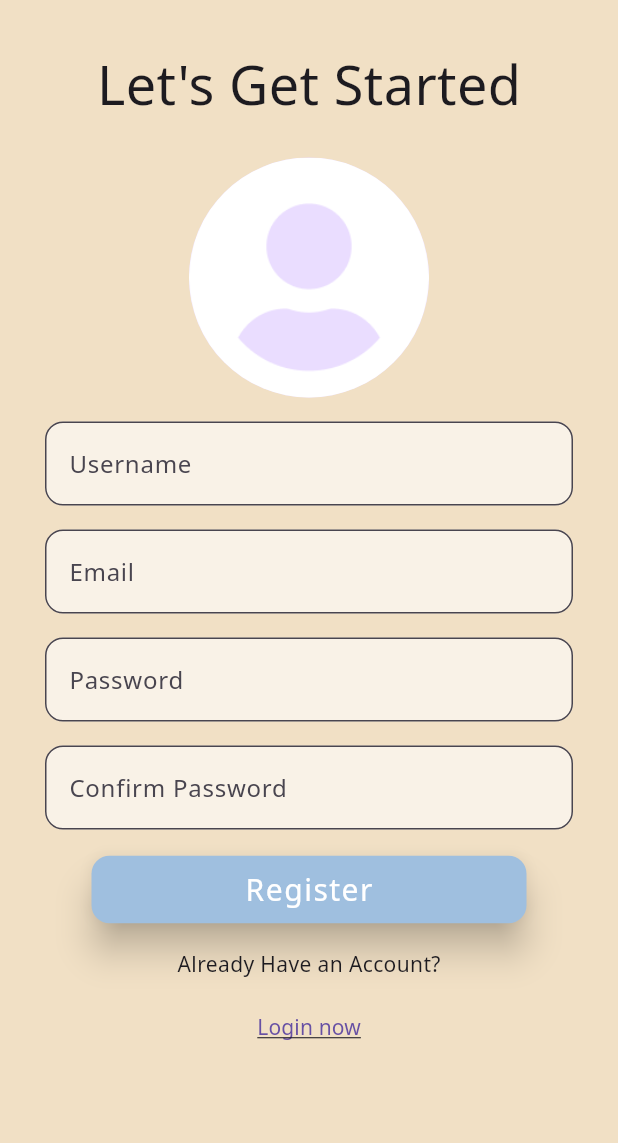
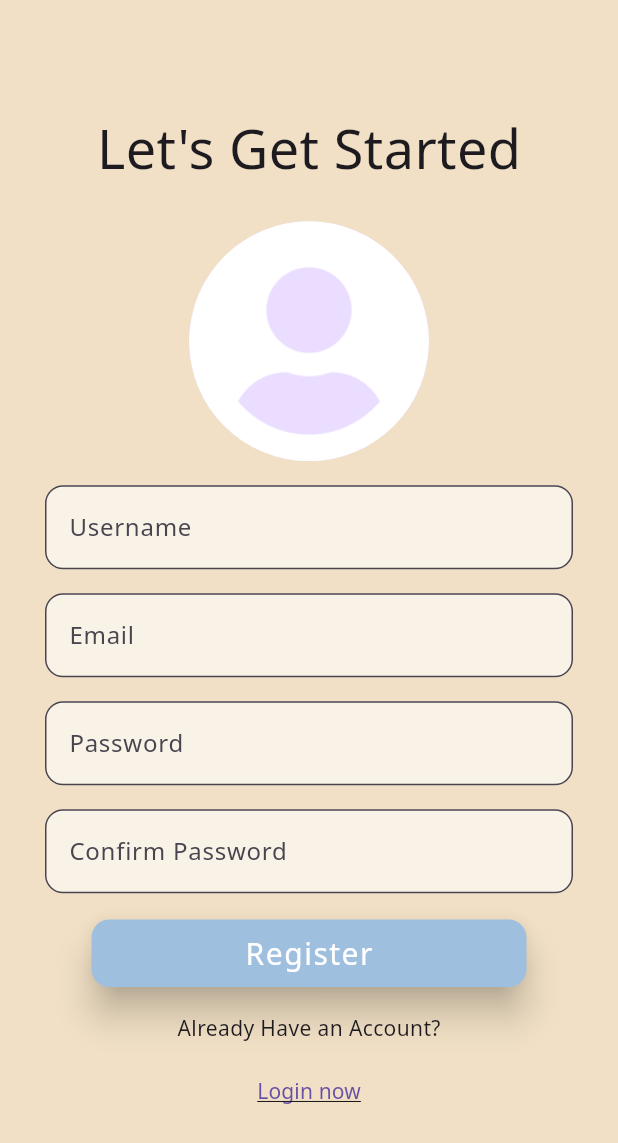
Before and after one commit to ujaann/kitchening, a Flutter app: the screen it shows after launch, after a tap on "Continue", after a tap on "Register now", on a phone screen of 412 x 824 dp. Shown: the top 1143 px of the screen. Run offline on Flutter 3.47's test engine with Material 3 defaults, Android fonts, the phone set to English and light mode, and no system bars; our stand-ins replace bloc, dio, equatable, flutter_bloc, fpdart, get_it and 6 more; accounts and stored records are empty.

Commit message:
Added login code for api and fixed register event not using imageName

```diff
--- a/lib/features/auth/presentation/view/login_screen_view.dart
+++ b/lib/features/auth/presentation/view/login_screen_view.dart
@@ -40,9 +40,10 @@ class _LoginScreenViewState extends State<LoginScreenView> {
     return Scaffold(
       body: SafeArea(
           child: Padding(
-        padding: const EdgeInsets.symmetric(horizontal: 30.0),
+        padding: const EdgeInsets.symmetric(horizontal: 30.0, vertical: 30),
+        child: Center(
+          child: SingleChildScrollView(
             child: Column(
-          mainAxisAlignment: MainAxisAlignment.center,
               children: [
                 const Text(
                   "Welcome Back!",
@@ -109,6 +110,8 @@ class _LoginScreenViewState extends State<LoginScreenView> {
                 // gap24Y,gap24Y,gap24Y,
               ],
             ),
+          ),
+        ),
       )),
     );
   }
--- a/lib/features/auth/presentation/view/register_screen_view.dart
+++ b/lib/features/auth/presentation/view/register_screen_view.dart
@@ -75,10 +75,10 @@ class _RegisterScreenViewState extends State<RegisterScreenView> {
     return Scaffold(
       body: SafeArea(
         child: Padding(
-          padding: const EdgeInsets.symmetric(horizontal: 30.0, vertical: 30),
+          padding: const EdgeInsets.symmetric(horizontal: 30.0),
+          child: Center(
             child: SingleChildScrollView(
               child: Column(
-              mainAxisAlignment: MainAxisAlignment.center,
                 children: [
                   const Text(
                     "Let's Get Started",
@@ -203,6 +203,7 @@ class _RegisterScreenViewState extends State<RegisterScreenView> {
             ),
           ),
         ),
+      ),
     );
   }
 }
--- a/lib/features/auth/presentation/view_model/login/login_bloc.dart
+++ b/lib/features/auth/presentation/view_model/login/login_bloc.dart
@@ -71,8 +71,10 @@ class LoginBloc extends Bloc<LoginEvent, LoginState> {
         emit(LoginError(errorMessage: failure.message));
         showErrorSnackBar(event.context, message: failure.message);
       },
-      (success) {
+      (token) {
         emit(const LoginSuccess());
+        //TODO: store this token somewhere
+        print(token);
         add(NavigateDashboardScreenEvent(
           context: event.context,
           destination: event.destination,
--- a/lib/features/auth/presentation/view_model/register/register_bloc.dart
+++ b/lib/features/auth/presentation/view_model/register/register_bloc.dart
@@ -36,6 +36,7 @@ class RegisterBloc extends Bloc<RegisterEvent, RegisterState> {
       username: event.username,
       email: event.email,
       password: event.password,
+      image: state.imageName,
     ));
 
     result.fold(
@@ -46,6 +47,7 @@ class RegisterBloc extends Bloc<RegisterEvent, RegisterState> {
       },
       (success) {
         emit(const RegisterSuccess());
+        showSuccessSnackBar(event.context, message: "Registered User");
         add(NavigateLoginScreenEvent(context: event.context));
       },
     );
--- a/lib/features/auth/presentation/view_model/register/register_event.dart
+++ b/lib/features/auth/presentation/view_model/register/register_event.dart
@@ -18,12 +18,14 @@ class RegisterUserEvent extends RegisterEvent {
   final String username;
   final String password;
   final String email;
+  final String? imageName;
 
   const RegisterUserEvent({
     required this.username,
     required this.password,
     required this.email,
     required this.context,
+    this.imageName,
   });
 }
 
```
Also changed, not shown: lib/features/auth/data/data_source/remote_datasource/user_remote_datasource.dart (+16 -3 lines), lib/features/auth/data/repository/user_remote_repository.dart (+8 -3 lines). Lines whose indentation alone changed are shown as unchanged.
